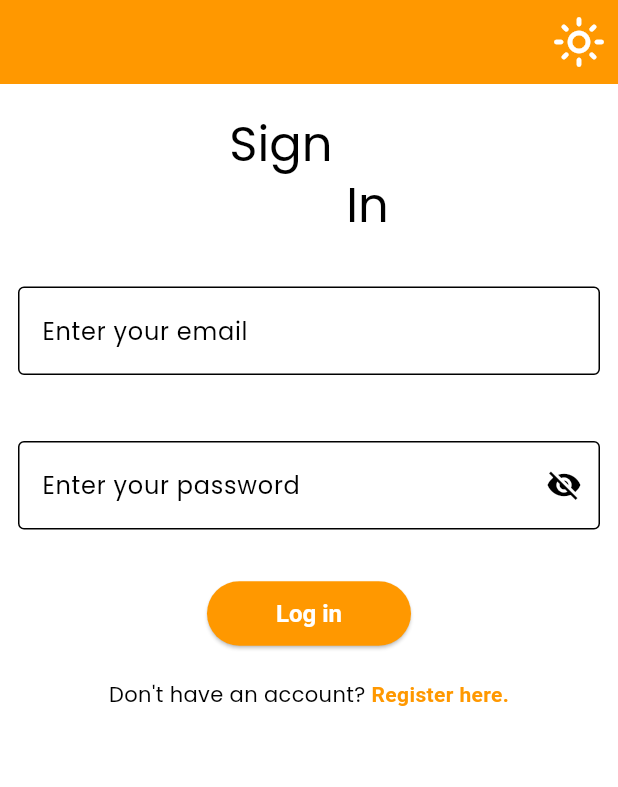
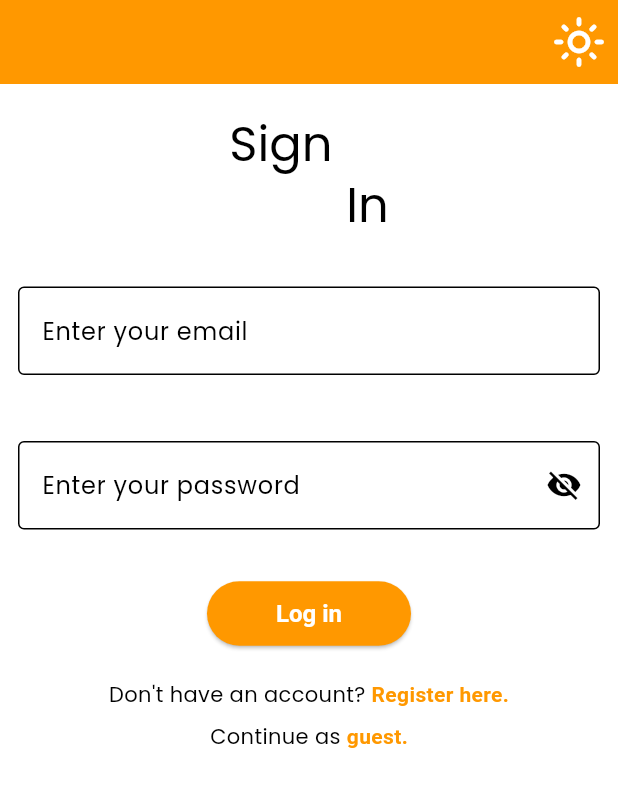
Before and after one commit to VGoychev/Interactive-Calendar, a Flutter app: the screen it shows after launch, on a phone screen of 412 x 824 dp. Shown: the top 787 px of the screen. Run offline on Flutter 3.47's test engine with Material 3 defaults, Android fonts, the phone set to English and light mode, and no system bars; drawn by our look-alikes of calendar_view; our stand-ins replace cloud_firestore, firebase_auth, firebase_core, google_fonts, shared_preferences; accounts and stored records are empty; generated files the repository leaves out were written again.

Commit message:
Added option for the users to continue as guest, being able to see events only based on color, which color is orange( for public events ). That way other events with different colors (personal, work) will be shown only for the user that they are createdBy.

```diff
--- a/lib/screens/login/login_view.dart
+++ b/lib/screens/login/login_view.dart
@@ -1,5 +1,6 @@
 import 'package:flutter/gestures.dart';
 import 'package:flutter/material.dart';
+import 'package:interactive_calendar_app/screens/calendar/calendar.dart';
 import 'package:interactive_calendar_app/screens/login/login.dart';
 import 'package:interactive_calendar_app/screens/register/register.dart';
 import 'package:interactive_calendar_app/utils/validations/form_validation.dart';
@@ -11,7 +12,7 @@ class LoginView extends StatelessWidget {
   const LoginView(this.state, {super.key});
   @override
   Widget build(BuildContext context) {
-    final isDarkMode = state.widget.themeMode == ThemeMode.dark;
+    final isDarkMode = Theme.of(context).brightness == Brightness.dark;
     return Scaffold(
       appBar: AppBar(
         actions: [
@@ -116,6 +117,35 @@ class LoginView extends StatelessWidget {
                   ],
                 ),
               ),
+              const SizedBox(
+                height: 8,
+              ),
+              RichText(
+                text: TextSpan(
+                    text: 'Continue as ',
+                    style: Theme.of(context).textTheme.bodyMedium,
+                    children: [
+                      TextSpan(
+                          text: 'guest.',
+                          style: const TextStyle(
+                              color: Colors.orange,
+                              fontWeight: FontWeight.bold),
+                          recognizer: TapGestureRecognizer()
+                            ..onTap = () {
+                              Navigator.pushReplacement(
+                                context,
+                                MaterialPageRoute(
+                                  builder: (_) => Calendar(
+                                    onToggleTheme: state.widget.onToggleTheme,
+                                    themeMode: isDarkMode
+                                        ? ThemeMode.dark
+                                        : ThemeMode.light,
+                                  ),
+                                ),
+                              );
+                            })
+                    ]),
+              ),
             ],
           ),
         ),
--- a/lib/utils/events/event_helpers.dart
+++ b/lib/utils/events/event_helpers.dart
@@ -85,7 +85,7 @@ void addEventToController({
         DateTime(startTime.year, startTime.month, startTime.day);
 
     // Enforcing visual minimum height of 40 minutes to visualize the event normal
-    final visualMinDuration = const Duration(minutes: 40);
+    const visualMinDuration = Duration(minutes: 40);
     final realDuration = endTime.difference(startTime);
     final adjustedEndTime = realDuration < visualMinDuration
         ? startTime.add(visualMinDuration)
--- a/lib/widgets/custom_alertdialog.dart
+++ b/lib/widgets/custom_alertdialog.dart
@@ -39,7 +39,14 @@ class CustomAlertDialog extends StatelessWidget {
         Row(
           mainAxisAlignment: MainAxisAlignment.spaceBetween,
           children: [
+            Padding(
+              padding: uid == 'guest'
+                  ? const EdgeInsets.only(top: 8, bottom: 8,)
+                  : const EdgeInsets.all(0),
+              child:
                   const Text("Event Details", style: TextStyle(fontSize: 16)),
+            ),
+            if (uid != 'guest')
               TextButton(
                 onPressed: () => openEditEventScreen(
                   context: context,
@@ -97,12 +104,13 @@ class CustomAlertDialog extends StatelessWidget {
   Widget _buildActions(BuildContext context) {
     return Stack(
       children: [
+        if (uid != 'guest')
           Align(
             alignment: Alignment.centerLeft,
             child: TextButton(
               onPressed: () => _showDeleteConfirmation(context),
-            child:
-                const Text("Delete Event", style: TextStyle(color: Colors.red)),
+              child: const Text("Delete Event",
+                  style: TextStyle(color: Colors.red)),
             ),
           ),
         Align(
```
Also changed, not shown: lib/screens/calendar/calendar.dart (+11 -1 lines), lib/screens/calendar/calendar_view.dart (+7 -5 lines), lib/services/firestore_service.dart (+11 -0 lines). Lines whose indentation alone changed are shown as unchanged.
